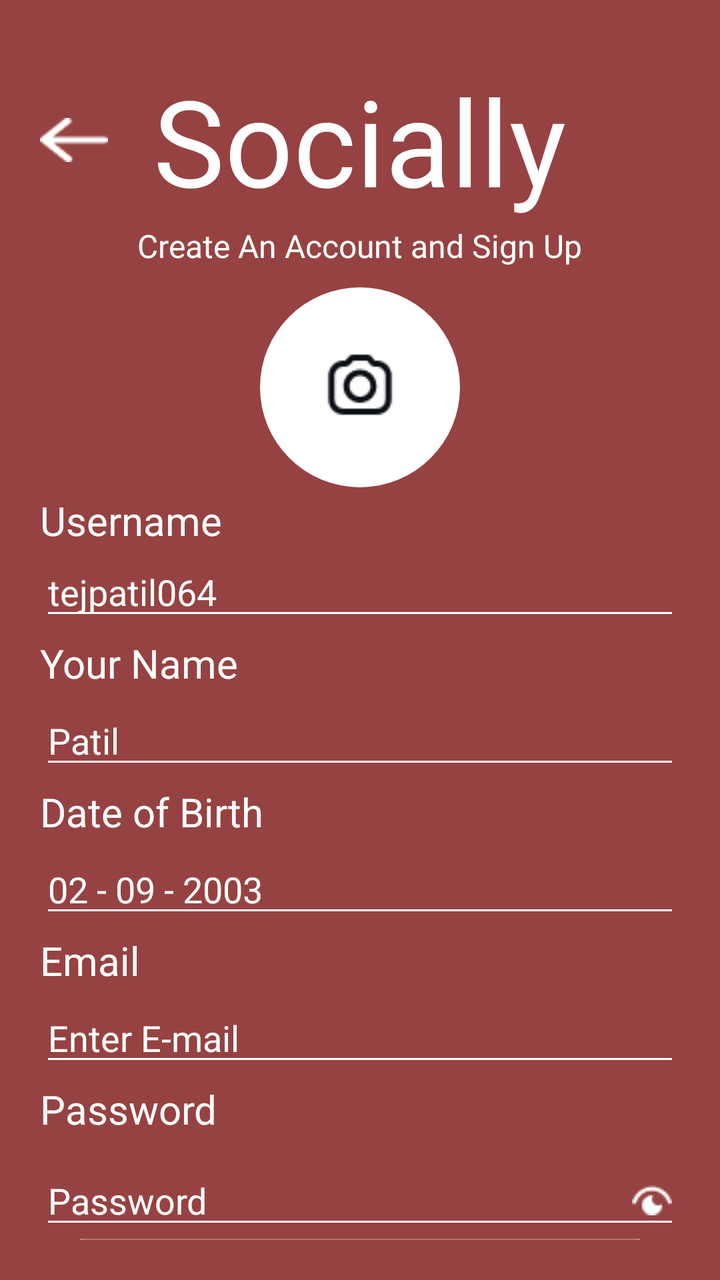
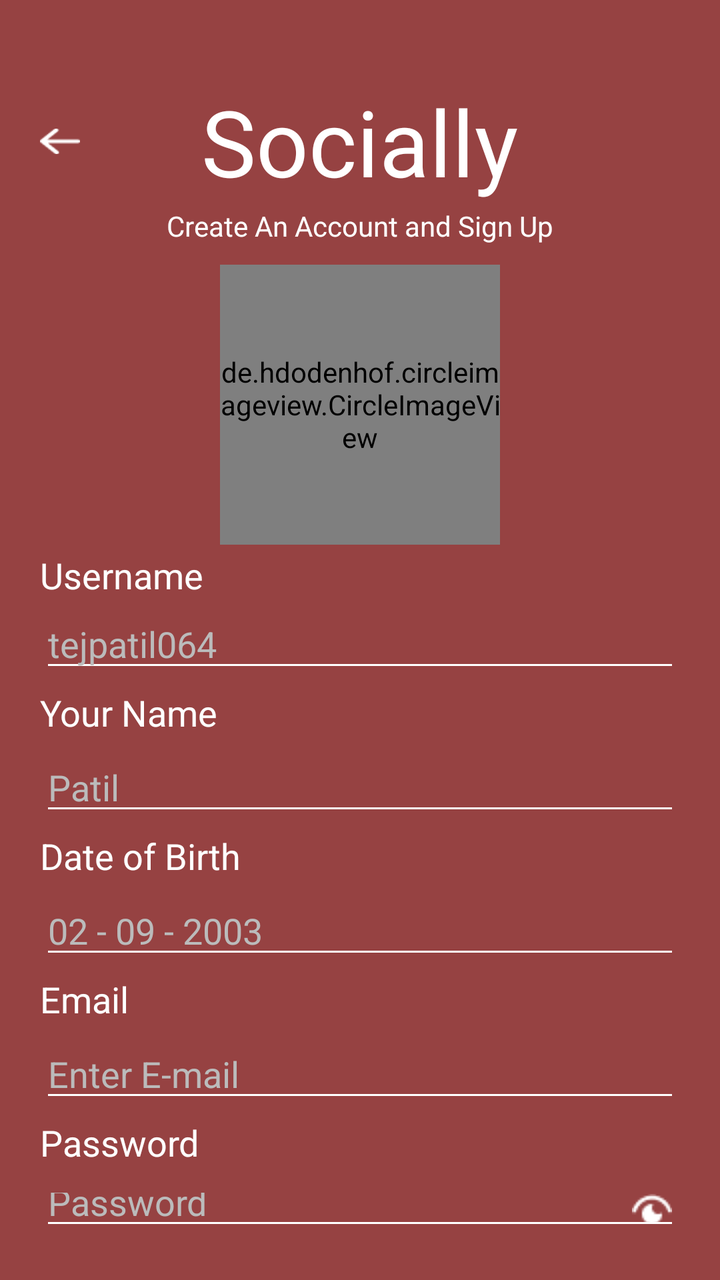

Before-and-after screenshots of an Android layout around one commit, followed by the original layout XML and the change that was made.
<!-- AndroidManifest.xml: application theme Theme._23I0761_23I0765 -->
<!-- res/layout/activity_main2.xml -->
<?xml version="1.0" encoding="utf-8"?>
<LinearLayout xmlns:android="http://schemas.android.com/apk/res/android"
    xmlns:app="http://schemas.android.com/apk/res-auto"
    android:layout_width="match_parent"
    android:layout_height="match_parent"
    android:orientation="vertical"
    android:background="@color/back"
    android:padding="20dp"

    >

<RelativeLayout
android:layout_width="match_parent"
android:layout_height="wrap_content"
android:layout_marginTop="10dp">

<ImageView
    android:id="@+id/back_arrow"
    android:layout_width="wrap_content"
    android:layout_height="wrap_content"
    android:src="@drawable/arrow_left"
    android:layout_alignParentStart="true"
    android:layout_centerVertical="true"/>
<TextView
    android:id="@+id/title"
    android:layout_width="wrap_content"
    android:layout_height="wrap_content"
    android:text="Socially"
    android:textSize="60sp"
    android:textColor="@color/white"
    android:layout_centerInParent="true"/>
</RelativeLayout>

<TextView
android:layout_width="wrap_content"
android:layout_height="wrap_content"
android:text="Create An Account and Sign Up"
android:textSize="16sp"
android:textColor="@color/white"
android:layout_gravity="center_horizontal"
android:layout_marginTop="2dp"/>

<ImageView
android:id="@+id/profile_image"
android:layout_width="100dp"
android:layout_height="100dp"
android:src="@drawable/camera"
    android:background="@drawable/white_circle"
    android:scaleType="centerInside"
    android:layout_gravity="center_horizontal"
    android:layout_marginTop="10dp"/>

    <TextView
        android:layout_width="wrap_content"
        android:layout_height="wrap_content"
        android:text="Username"
        android:textColor="@color/white"
        android:textSize="20sp"
        android:layout_marginTop="3dp"/>

    <EditText
        android:id="@+id/username"
        android:layout_width="match_parent"
        android:layout_height="wrap_content"
        android:hint="tejpatil064"
        android:textColorHint="@color/white"
        android:textColor="@color/white"
        android:inputType="text"
        android:backgroundTint="@color/white"
        />
    <TextView
        android:layout_width="wrap_content"
        android:layout_height="wrap_content"
        android:text="Your Name"
        android:textColor="@color/white"
        android:textSize="20sp"
        android:layout_marginTop="3dp"/>

    <EditText
android:layout_width="match_parent"
android:layout_height="wrap_content"
android:hint="Patil"
android:textColorHint="@color/white"
android:textColor="@color/white"
android:inputType="textPersonName"
android:layout_marginTop="3dp"
    android:backgroundTint="@color/white"
    />

    <TextView
        android:layout_width="wrap_content"
        android:layout_height="wrap_content"
        android:text="Date of Birth"
        android:textColor="@color/white"
        android:textSize="20sp"
        android:layout_marginTop="3dp"/>

<EditText
android:layout_width="match_parent"
android:layout_height="wrap_content"
android:hint="02 - 09 - 2003"
android:textColorHint="@color/white"
android:textColor="@color/white"
android:inputType="date"
android:layout_marginTop="3dp"
    android:backgroundTint="@color/white"
    />

    <TextView
        android:layout_width="wrap_content"
        android:layout_height="wrap_content"
        android:text="Email"
        android:textColor="@color/white"
        android:textSize="20sp"
        android:layout_marginTop="3dp"/>

<EditText
    android:id="@+id/email"
android:layout_width="match_parent"
android:layout_height="wrap_content"
android:hint="Enter E-mail"
android:textColorHint="@color/white"
android:textColor="@color/white"
android:inputType="textEmailAddress"
android:layout_marginTop="3dp"
    android:backgroundTint="@color/white"
    />

    <TextView
        android:layout_width="wrap_content"
        android:layout_height="wrap_content"
        android:text="Password"
        android:textColor="@color/white"
        android:textSize="20sp"
        android:layout_marginTop="3dp"/>

<EditText
    android:id="@+id/pass"
android:layout_width="match_parent"
android:layout_height="wrap_content"
android:hint="Password"
android:textColorHint="@color/white"
android:textColor="@color/white"
android:inputType="textPassword"
android:layout_marginTop="10dp"
android:drawableEnd="@drawable/activity"
    android:backgroundTint="@color/white"
    />

    <com.google.android.material.button.MaterialButton
        android:layout_width="match_parent"
        android:layout_gravity="center_horizontal"
        android:layout_height="wrap_content"
        android:padding="20dp"
        android:layout_marginHorizontal="20dp"
        android:text="Create an Account"
        android:textColor="@color/white"
        android:backgroundTint="@color/btn"
        app:strokeColor="@color/border"
        app:strokeWidth="2dp"
        app:cornerRadius="12dp"
        android:id="@+id/signup"
        />
</LinearLayout>
<!-- resources referenced by this layout -->
<resources>
  <color name="back">#964242</color>
  <color name="border">#AD8E89</color>
  <color name="btn">#AE7776</color>
  <color name="white">#FFFFFFFF</color>
  <!-- drawable activity: png bitmap (drawable, 326 bytes) -->
  <!-- drawable arrow_left: png bitmap (drawable, 340 bytes) -->
  <!-- drawable camera: png bitmap (drawable, 947 bytes) -->
  <!-- drawable white_circle (drawable) -->
  <?xml version="1.0" encoding="utf-8" ?>
  <shape xmlns:android="http://schemas.android.com/apk/res/android">
  
      <solid
          android:color="@color/white"/>
  
      <corners
          android:radius="50dp"
          />
  
      <size
          android:height="100dp"
          android:width="100dp"/>
  </shape>
  <style name="Theme._23I0761_23I0765" parent="Base.Theme._23I0761_23I0765" />
  <style name="Base.Theme._23I0761_23I0765" parent="Theme.Material3.DayNight.NoActionBar">
          
          
      </style>
</resources>

<!-- the commit's change to res/layout/activity_main2.xml (unified diff, before → after) -->
@@ -6,47 +6,46 @@
     android:orientation="vertical"
     android:background="@color/back"
     android:padding="20dp"
-
     >
 
 <RelativeLayout
 android:layout_width="match_parent"
 android:layout_height="wrap_content"
-android:layout_marginTop="10dp">
+android:layout_marginTop="20dp">
 
 <ImageView
     android:id="@+id/back_arrow"
-    android:layout_width="wrap_content"
-    android:layout_height="wrap_content"
+    android:layout_width="20dp"
+    android:layout_height="20dp"
     android:src="@drawable/arrow_left"
     android:layout_alignParentStart="true"
     android:layout_centerVertical="true"/>
+
 <TextView
     android:id="@+id/title"
     android:layout_width="wrap_content"
     android:layout_height="wrap_content"
     android:text="Socially"
-    android:textSize="60sp"
+    android:textSize="46sp"
     android:textColor="@color/white"
     android:layout_centerInParent="true"/>
+
 </RelativeLayout>
 
 <TextView
 android:layout_width="wrap_content"
 android:layout_height="wrap_content"
 android:text="Create An Account and Sign Up"
-android:textSize="16sp"
+android:textSize="14sp"
 android:textColor="@color/white"
 android:layout_gravity="center_horizontal"
 android:layout_marginTop="2dp"/>
 
-<ImageView
+<de.hdodenhof.circleimageview.CircleImageView
 android:id="@+id/profile_image"
-android:layout_width="100dp"
-android:layout_height="100dp"
-android:src="@drawable/camera"
-    android:background="@drawable/white_circle"
-    android:scaleType="centerInside"
+android:layout_width="140dp"
+android:layout_height="140dp"
+    android:src="@drawable/img"
     android:layout_gravity="center_horizontal"
     android:layout_marginTop="10dp"/>
 
@@ -55,7 +54,7 @@ android:src="@drawable/camera"
         android:layout_height="wrap_content"
         android:text="Username"
         android:textColor="@color/white"
-        android:textSize="20sp"
+        android:textSize="18sp"
         android:layout_marginTop="3dp"/>
 
     <EditText
@@ -63,7 +62,7 @@ android:src="@drawable/camera"
         android:layout_width="match_parent"
         android:layout_height="wrap_content"
         android:hint="tejpatil064"
-        android:textColorHint="@color/white"
+        android:textColorHint="@color/time"
         android:textColor="@color/white"
         android:inputType="text"
         android:backgroundTint="@color/white"
@@ -73,14 +72,14 @@ android:src="@drawable/camera"
         android:layout_height="wrap_content"
         android:text="Your Name"
         android:textColor="@color/white"
-        android:textSize="20sp"
+        android:textSize="18sp"
         android:layout_marginTop="3dp"/>
 
     <EditText
 android:layout_width="match_parent"
 android:layout_height="wrap_content"
 android:hint="Patil"
-android:textColorHint="@color/white"
+android:textColorHint="@color/time"
 android:textColor="@color/white"
 android:inputType="textPersonName"
 android:layout_marginTop="3dp"
@@ -92,14 +91,14 @@ android:layout_marginTop="3dp"
         android:layout_height="wrap_content"
         android:text="Date of Birth"
         android:textColor="@color/white"
-        android:textSize="20sp"
+        android:textSize="18sp"
         android:layout_marginTop="3dp"/>
 
 <EditText
 android:layout_width="match_parent"
 android:layout_height="wrap_content"
 android:hint="02 - 09 - 2003"
-android:textColorHint="@color/white"
+android:textColorHint="@color/time"
 android:textColor="@color/white"
 android:inputType="date"
 android:layout_marginTop="3dp"
@@ -111,7 +110,7 @@ android:layout_marginTop="3dp"
         android:layout_height="wrap_content"
         android:text="Email"
         android:textColor="@color/white"
-        android:textSize="20sp"
+        android:textSize="18sp"
         android:layout_marginTop="3dp"/>
 
 <EditText
@@ -119,7 +118,7 @@ android:layout_marginTop="3dp"
 android:layout_width="match_parent"
 android:layout_height="wrap_content"
 android:hint="Enter E-mail"
-android:textColorHint="@color/white"
+android:textColorHint="@color/time"
 android:textColor="@color/white"
 android:inputType="textEmailAddress"
 android:layout_marginTop="3dp"
@@ -131,7 +130,7 @@ android:layout_marginTop="3dp"
         android:layout_height="wrap_content"
         android:text="Password"
         android:textColor="@color/white"
-        android:textSize="20sp"
+        android:textSize="18sp"
         android:layout_marginTop="3dp"/>
 
 <EditText
@@ -139,10 +138,10 @@ android:layout_marginTop="3dp"
 android:layout_width="match_parent"
 android:layout_height="wrap_content"
 android:hint="Password"
-android:textColorHint="@color/white"
+android:textColorHint="@color/time"
 android:textColor="@color/white"
 android:inputType="textPassword"
-android:layout_marginTop="10dp"
+android:layout_marginTop="3dp"
 android:drawableEnd="@drawable/activity"
     android:backgroundTint="@color/white"
     />
@@ -150,15 +149,26 @@ android:drawableEnd="@drawable/activity"
     <com.google.android.material.button.MaterialButton
         android:layout_width="match_parent"
         android:layout_gravity="center_horizontal"
-        android:layout_height="wrap_content"
-        android:padding="20dp"
+        android:layout_height="60dp"
+        android:padding="2dp"
         android:layout_marginHorizontal="20dp"
         android:text="Create an Account"
         android:textColor="@color/white"
         android:backgroundTint="@color/btn"
         app:strokeColor="@color/border"
         app:strokeWidth="2dp"
-        app:cornerRadius="12dp"
+        app:cornerRadius="8dp"
         android:id="@+id/signup"
+        android:layout_marginTop="4dp"
         />
+
+    <TextView
+        android:layout_width="wrap_content"
+        android:layout_height="wrap_content"
+        android:layout_gravity="center_horizontal"
+        android:text="Already Have an Account? Log In"
+        android:textColor="@color/white"
+        android:layout_marginTop="5dp"
+        android:id="@+id/login"
+/>
 </LinearLayout>
<!-- resource entries referenced after the edit -->
@@ -3,25 +3,11 @@
   <color name="back">#964242</color>
   <color name="border">#AD8E89</color>
   <color name="btn">#AE7776</color>
+  <color name="time"> #BBBBBB</color>
   <color name="white">#FFFFFFFF</color>
   <!-- drawable activity: png bitmap (drawable, 326 bytes) -->
   <!-- drawable arrow_left: png bitmap (drawable, 340 bytes) -->
-  <!-- drawable camera: png bitmap (drawable, 947 bytes) -->
-  <!-- drawable white_circle (drawable) -->
-  <?xml version="1.0" encoding="utf-8" ?>
-  <shape xmlns:android="http://schemas.android.com/apk/res/android">
-  
-      <solid
-          android:color="@color/white"/>
-  
-      <corners
-          android:radius="50dp"
-          />
-  
-      <size
-          android:height="100dp"
-          android:width="100dp"/>
-  </shape>
+  <!-- drawable img: jpg bitmap (drawable, 3859 bytes) -->
   <style name="Theme._23I0761_23I0765" parent="Base.Theme._23I0761_23I0765" />
   <style name="Base.Theme._23I0761_23I0765" parent="Theme.Material3.DayNight.NoActionBar">
           
